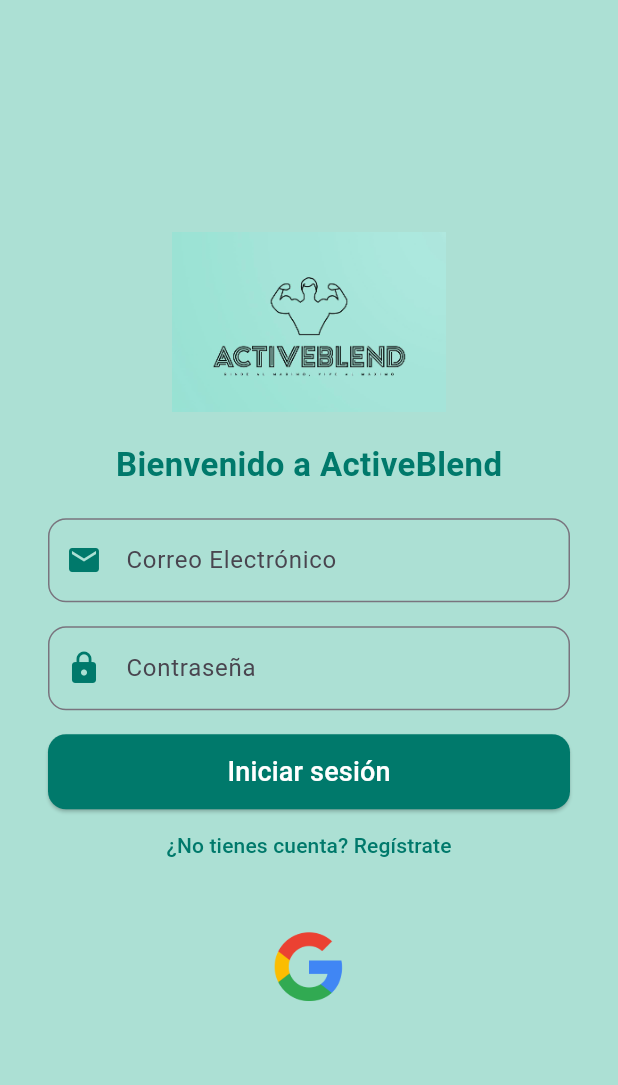
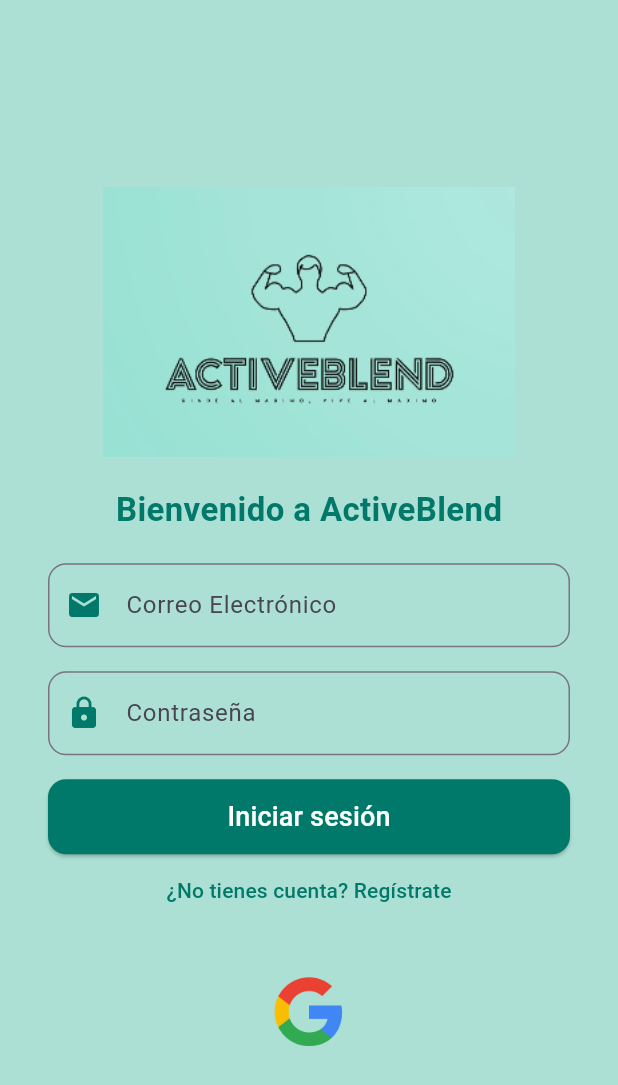
Before and after one commit to juanjogarcia14/ActiveBlendd, a Flutter app: the screen it shows after launch, on a phone screen of 412 x 824 dp. Shown: the top 1085 px of the screen. Run offline on Flutter 3.47's test engine with Material 3 defaults, Android fonts, the phone set to English and light mode, and no system bars; our stand-ins replace cloud_firestore, firebase_auth, firebase_core, google_sign_in; accounts and stored records are empty.

Commit message:
Cambio en logo del login

```diff
--- a/lib/screen/login.dart
+++ b/lib/screen/login.dart
@@ -113,7 +113,7 @@
             children: [
               Image.asset(
                 'lib/assets/logo.png',
-                height: 120,
+                height: 180,
                 errorBuilder: (context, error, stackTrace) => Text('Error al cargar logo.png'),
               ),
               SizedBox(height: 20),
```
